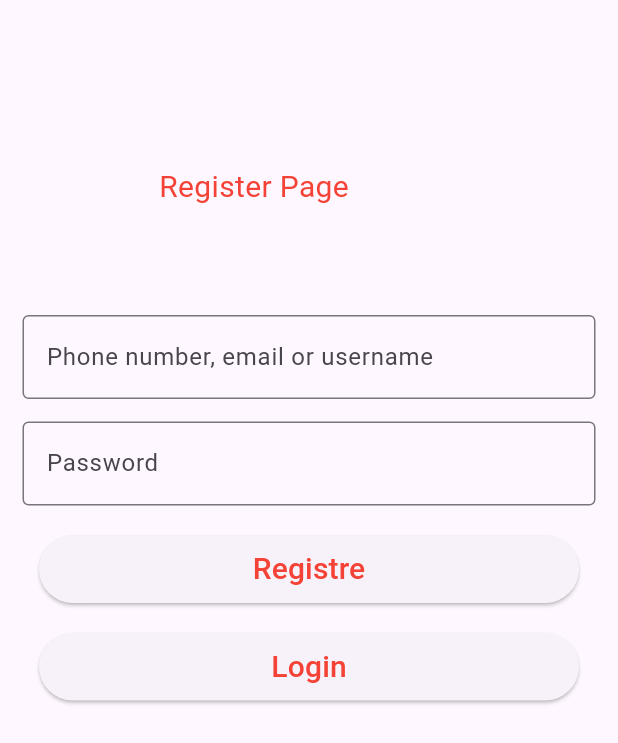
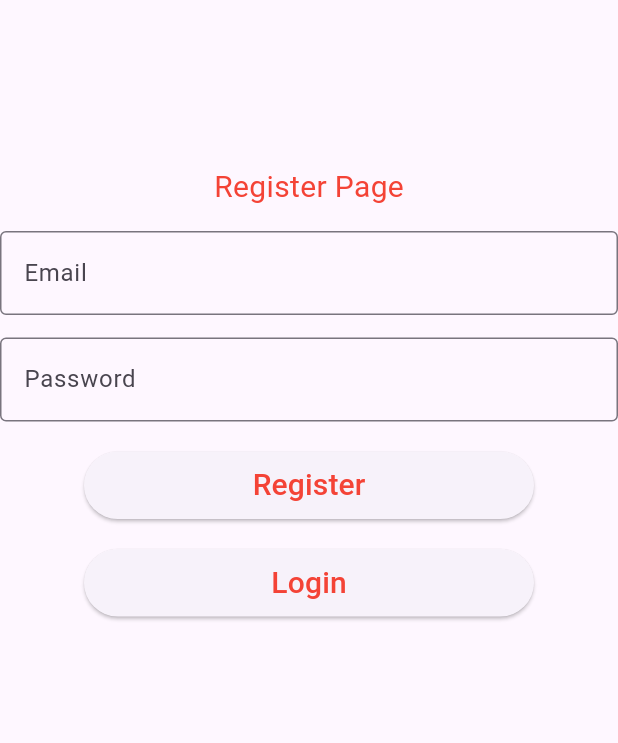
Before and after one commit to Area-dreamteam/Area, a Flutter app: the RegisterPage screen opened directly, on a phone screen of 412 x 824 dp. Shown: the top 743 px of the screen. Run offline on Flutter 3.47's test engine with Material 3 defaults, Android fonts, the phone set to English and light mode, and no system bars.

Commit message:
fix : login and register page

```diff
--- a/poc/mobile/flutter/poc/lib/screens/login.dart
+++ b/poc/mobile/flutter/poc/lib/screens/login.dart
@@ -27,7 +27,6 @@ class _LoginPageState extends State<LoginPage> {
               ),
             ),
             Padding(
-              //padding: const EdgeInsets.only(left:15.0,right: 15.0,top:0,bottom: 0),
               padding: EdgeInsets.symmetric(horizontal: 15),
               child: TextField(
                 decoration: InputDecoration(
@@ -44,7 +43,6 @@ class _LoginPageState extends State<LoginPage> {
                 top: 15,
                 bottom: 0,
               ),
-              //padding: EdgeInsets.symmetric(horizontal: 15),
               child: TextField(
                 obscureText: true,
                 decoration: InputDecoration(
--- a/poc/mobile/flutter/poc/lib/screens/register.dart
+++ b/poc/mobile/flutter/poc/lib/screens/register.dart
@@ -17,53 +17,39 @@ class _RegisterPageState extends State<RegisterPage> {
             Padding(
               padding: const EdgeInsets.only(top: 110.0),
               child: Center(
-                child: Container(
-                  width: 200,
-                  height: 100,
                   child: Text(
                     'Register Page',
                     style: TextStyle(color: Colors.red, fontSize: 20),
-                  ),
                 ),
               ),
             ),
             Padding(
-              //padding: const EdgeInsets.only(left:15.0,right: 15.0,top:0,bottom: 0),
-              padding: EdgeInsets.symmetric(horizontal: 15),
+              padding: EdgeInsets.only(top: 15),
               child: TextField(
                 decoration: InputDecoration(
                   border: OutlineInputBorder(),
-                  labelText: 'Phone number, email or username',
-                  hintText: 'Enter valid email id as abc@gmail.com',
+                  labelText: 'Email',
                 ),
               ),
             ),
             Padding(
-              padding: const EdgeInsets.only(
-                left: 15.0,
-                right: 15.0,
-                top: 15,
-                bottom: 0,
-              ),
-              //padding: EdgeInsets.symmetric(horizontal: 15),
+              padding: const EdgeInsets.only(top: 15),
               child: TextField(
-                obscureText: true,
                 decoration: InputDecoration(
                   border: OutlineInputBorder(),
                   labelText: 'Password',
-                  hintText: 'Enter secure password',
                 ),
               ),
             ),
 
             SizedBox(
               height: 65,
-              width: 360,
+              width: 300,
               child: Padding(
                 padding: const EdgeInsets.only(top: 20.0),
                 child: ElevatedButton(
                   child: Text(
-                    'Registre',
+                    'Register',
                     style: TextStyle(color: Colors.red, fontSize: 20),
                   ),
                   onPressed: () {
@@ -75,7 +61,7 @@ class _RegisterPageState extends State<RegisterPage> {
 
             SizedBox(
               height: 65,
-              width: 360,
+              width: 300,
               child: Padding(
                 padding: const EdgeInsets.only(top: 20.0),
                 child: ElevatedButton(
```
Also changed, not shown: poc/mobile/flutter/poc/lib/main.dart (+5 -36 lines).
